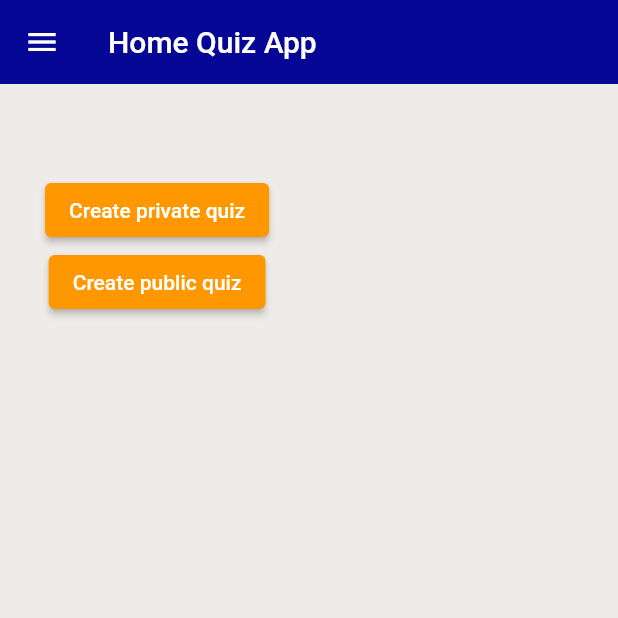
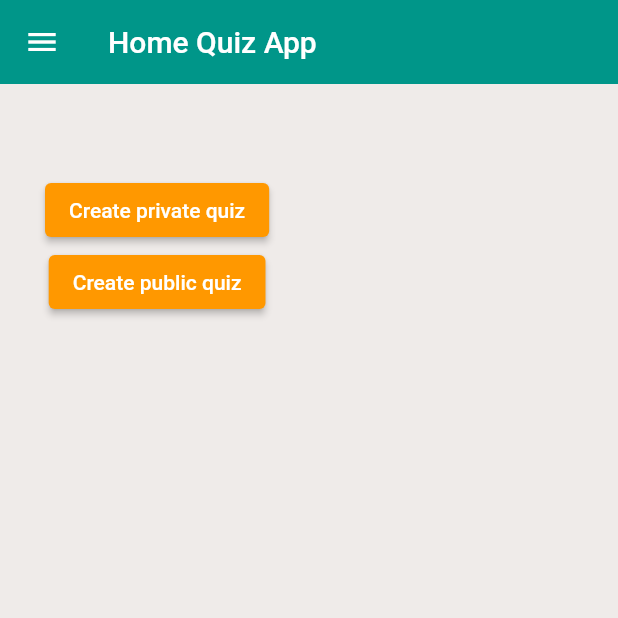
Before and after one commit to michaelbagdazian/Quiz-Project-THU, a Flutter app: the screen it shows once a user with an empty profile is signed in, on a phone screen of 412 x 824 dp, the top half of it. Run offline on Flutter 3.47's test engine with Material 2 defaults, Android fonts, the phone set to English and light mode, and no system bars; drawn by our look-alikes of flutter_zoom_drawer; our stand-ins replace cloud_firestore, dropdown_button2, firebase_auth, firebase_core, firebase_storage, flutter_spinkit and 1 more; accounts and stored records are empty.

Commit message:
Format and color changes

```diff
--- a/lib/main.dart
+++ b/lib/main.dart
@@ -61,8 +61,8 @@ class MyApp extends StatelessWidget {
           '/AddNewQuizzUI': (context) => const AddNewQuizzUI(),
         },
         // TODO: Decide on a unified theme and copy it here
-        theme: ThemeData.light().copyWith(
-            backgroundColor: background, primaryColor: const Color(0xff309c9d)),
+        theme: ThemeData.light()
+            .copyWith(backgroundColor: background, primaryColor: welcomeh),
       ),
     );
   }
--- a/lib/screens/quizzes/add_new_quiz_ui.dart
+++ b/lib/screens/quizzes/add_new_quiz_ui.dart
@@ -125,7 +125,8 @@ class _AddNewQuizzUIState extends State<AddNewQuizzUI> {
                       //aligns text inside button
                       alignment: Alignment.bottomCenter,
                       //hint text
-                      hint: const Text('Category'), //make the menu a bit transparent
+                      hint: const Text(
+                          'Category'), //make the menu a bit transparent
                       // font style of the items
                       style: const TextStyle(
                           fontFamily: 'Lobster',
--- a/lib/screens/quizzes/quiztile_resource/dialog.dart
+++ b/lib/screens/quizzes/quiztile_resource/dialog.dart
@@ -1,7 +1,6 @@
 import 'dart:ui';
 
 import 'package:flutter/material.dart';
-
 
 class HeroDialogRoute<T> extends PageRoute<T> {
   HeroDialogRoute({
@@ -12,7 +11,6 @@ class HeroDialogRoute<T> extends PageRoute<T> {
         super(settings: settings, fullscreenDialog: fullscreenDialog);
 
   final WidgetBuilder _builder;
-
 
   @override
   bool get opaque => false;
--- a/lib/shared/colors.dart
+++ b/lib/shared/colors.dart
@@ -5,7 +5,8 @@ import 'package:flutter/material.dart';
 
 const Color welcomeh = Color(0xFF009689);
 // Headline on the welcoming screen
-const Color topbar = Color(0xFF060895);
+const Color topbar = welcomeh;
+// Color(0xFF060895);
 //bar at the top idk what its called, dont know final color
 const Color buttons = Color(0xFFFF9800);
 //general color for all the buttons
```
Also changed, not shown: lib/screens/quizzes/quiztile_resource/image_funktion.dart (+3 -4 lines).
